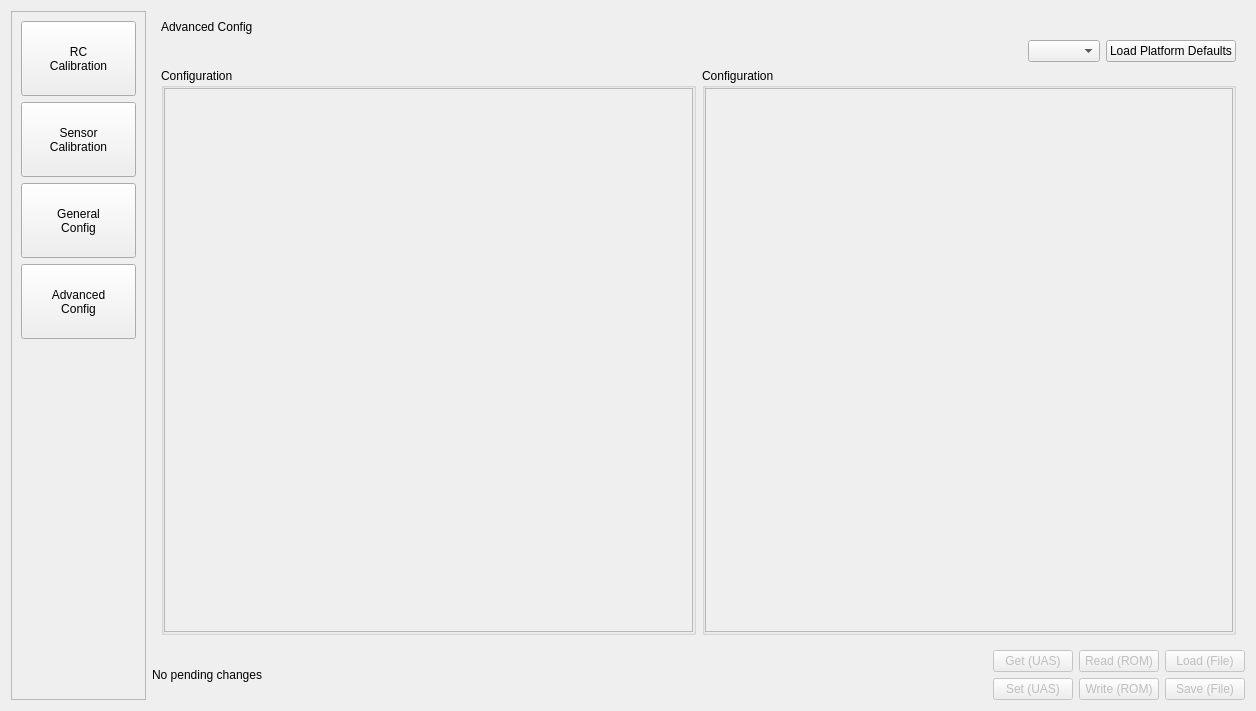
Before: the Qt Designer form src/ui/QGCPX4VehicleConfig.ui in mavlink/qgroundcontrol, drawn with Qt 5.
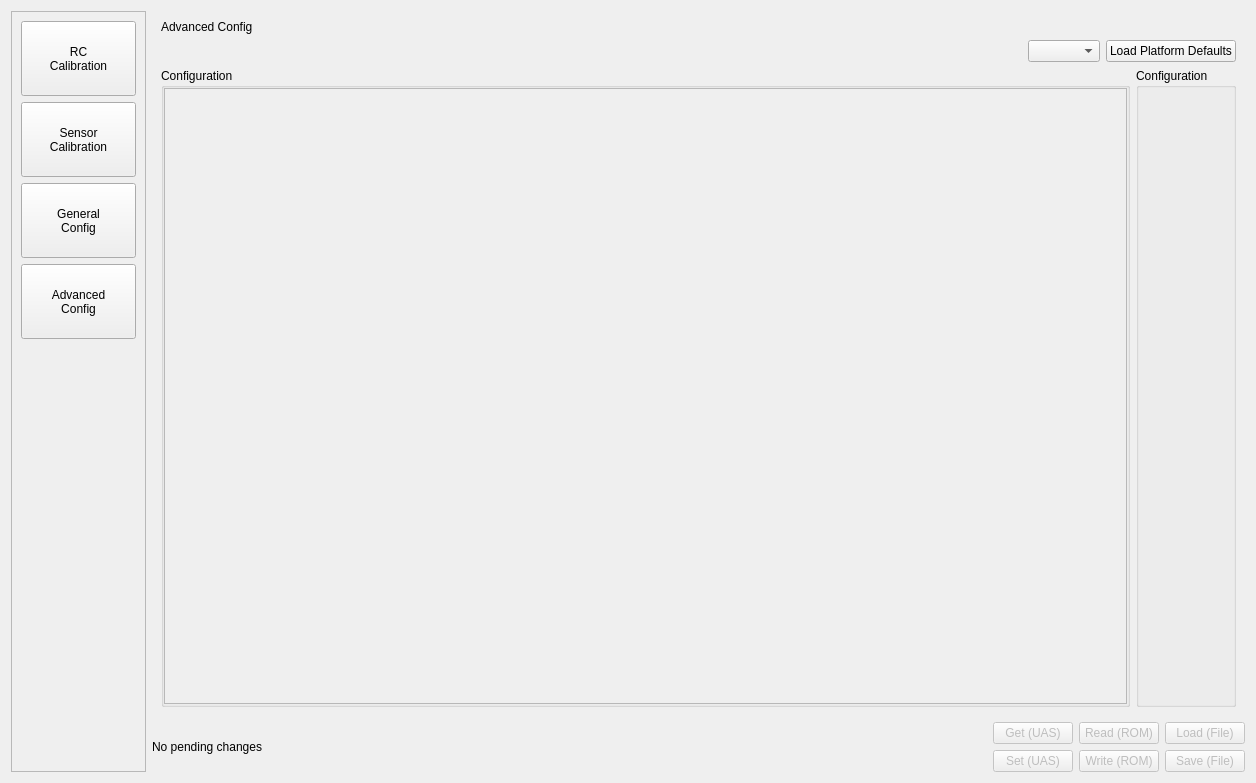
After: the same form once the commit is applied. Custom widgets are drawn as their Qt base class.

Commit message:
Start adjusting config UI
Start move to single column layout for advanced parameters; Fix
crashing bug in PrimaryFlightDisplay when uas is removed and then
re-added; workaround compiler warning in GeneralBlockPanelKernel,

The edit to the form file:
```diff
--- a/src/ui/QGCPX4VehicleConfig.ui
+++ b/src/ui/QGCPX4VehicleConfig.ui
@@ -7,7 +7,7 @@
     <x>0</x>
     <y>0</y>
     <width>1256</width>
-    <height>711</height>
+    <height>783</height>
    </rect>
   </property>
   <property name="sizePolicy">
@@ -43,7 +43,7 @@
         <x>0</x>
         <y>0</y>
         <width>133</width>
-        <height>691</height>
+        <height>757</height>
        </rect>
       </property>
       <layout class="QVBoxLayout" name="verticalLayout_12">
@@ -1097,8 +1097,8 @@
                   <rect>
                    <x>0</x>
                    <y>0</y>
-                   <width>525</width>
-                   <height>523</height>
+                   <width>928</width>
+                   <height>562</height>
                   </rect>
                  </property>
                  <layout class="QVBoxLayout" name="verticalLayout_7">
@@ -1124,31 +1124,6 @@
               <property name="margin">
                <number>0</number>
               </property>
-              <item>
-               <widget class="QScrollArea" name="scrollArea_5">
-                <property name="widgetResizable">
-                 <bool>true</bool>
-                </property>
-                <widget class="QWidget" name="advancedRightContents">
-                 <property name="geometry">
-                  <rect>
-                   <x>0</x>
-                   <y>0</y>
-                   <width>524</width>
-                   <height>523</height>
-                  </rect>
-                 </property>
-                 <layout class="QVBoxLayout" name="verticalLayout_8">
-                  <property name="margin">
-                   <number>0</number>
-                  </property>
-                  <item>
-                   <layout class="QVBoxLayout" name="advancedRightLayout"/>
-                  </item>
-                 </layout>
-                </widget>
-               </widget>
-              </item>
              </layout>
             </widget>
            </item>
```
Left out of the diff: 22 changed lines with no effect on the pictures. The commit also changes 4 other files.
